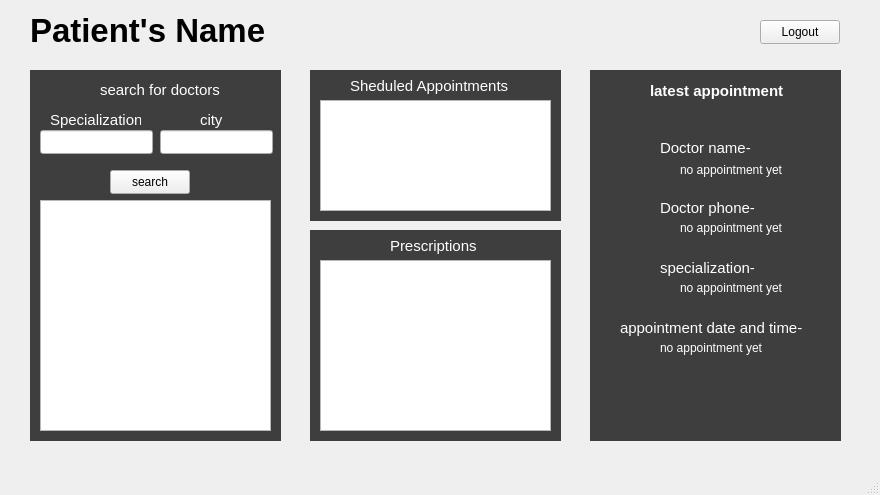
Above: dashboard_patient.ui from pratham-0204/VedSync before the change. Below: the same form after it.
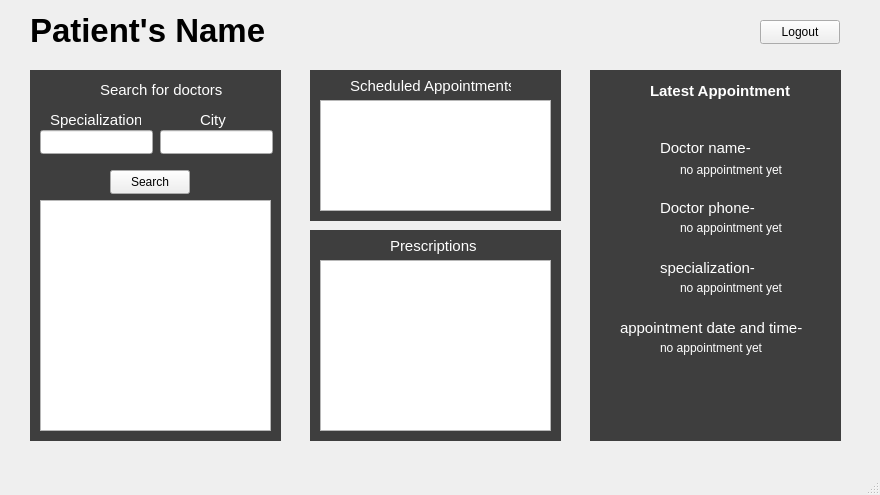
That is the form after the change.

Diff of the .ui file:
```diff
--- a/dashboard_patient.ui
+++ b/dashboard_patient.ui
@@ -150,7 +150,7 @@
      <string notr="true">color: rgb(255, 255, 255);</string>
     </property>
     <property name="text">
-     <string>search for doctors</string>
+     <string>Search for doctors</string>
     </property>
    </widget>
    <widget class="QLabel" name="label_7">
@@ -192,7 +192,7 @@
      <string notr="true">color: rgb(255, 255, 255);</string>
     </property>
     <property name="text">
-     <string>city</string>
+     <string>City</string>
     </property>
    </widget>
    <widget class="QListWidget" name="listWidget">
@@ -215,7 +215,7 @@
      </rect>
     </property>
     <property name="text">
-     <string>search</string>
+     <string>Search</string>
     </property>
    </widget>
    <widget class="QLabel" name="label_9">
@@ -236,7 +236,7 @@
      <string notr="true">color: rgb(255, 255, 255);</string>
     </property>
     <property name="text">
-     <string>Sheduled Appointments</string>
+     <string>Scheduled Appointments</string>
     </property>
    </widget>
    <widget class="QListWidget" name="listWidget_2">
@@ -302,7 +302,7 @@
      <string notr="true">color: rgb(255, 255, 255);</string>
     </property>
     <property name="text">
-     <string>latest appointment</string>
+     <string>Latest Appointment</string>
     </property>
    </widget>
    <widget class="QPushButton" name="pushButton_2">
```
